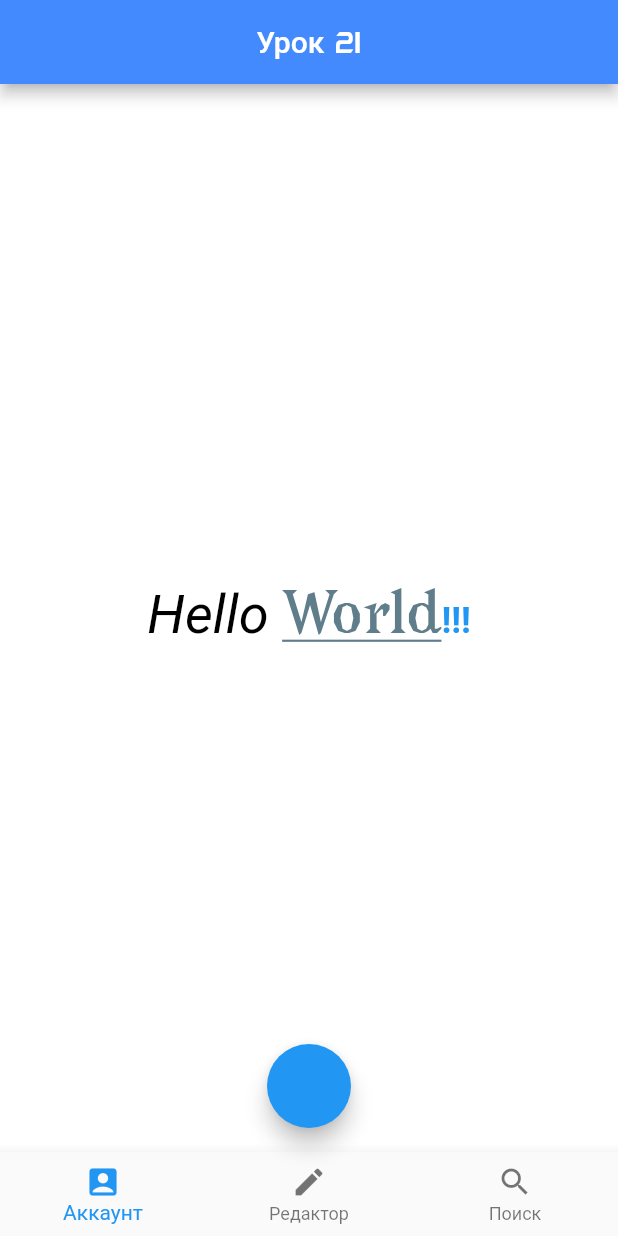
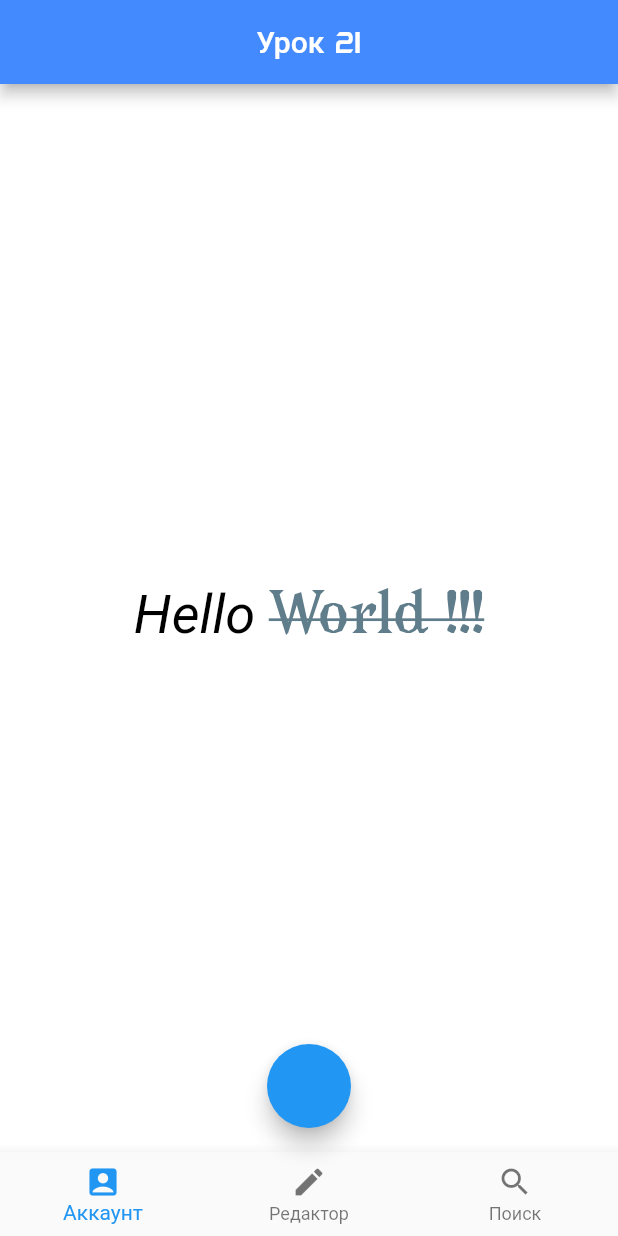
Before and after one commit to kirillnepomiluev/FlutterLessonsStemford, a Flutter app: the screen it shows after launch, on a phone screen of 412 x 824 dp. Run offline on Flutter 3.47's test engine with Material 2 defaults, Android fonts, the phone set to English and light mode, and no system bars.

Commit message:
после урока 2

```diff
--- a/lib/main.dart
+++ b/lib/main.dart
@@ -39,27 +39,27 @@ class Lessons extends StatelessWidget {
         //
         //     style: TextStyle(
         //       // Свойство, отвечающее за стиль текста. Принимает в себя виджет TextStyle().
-        //        fontFamily: "Avara",
-        //      //fontFamily: "Crystal",
+        //       // fontFamily: "Avara",
+        //      fontFamily: "Crystal",
         //
-        //       fontSize: 42,
+        //       fontSize: 48,
         //       // Свойство, отвечающее за размер шрифта. Принимает в себя вещественное число.
         //
-        //       fontWeight: FontWeight.w900,
+        //       fontWeight: FontWeight.w700,
         //       // Свойство, отвечающее за толщину текста. Принимает в себя конструкторы
         //       // FontWeight.
         //
-        //       fontStyle: FontStyle.normal,
+        //       fontStyle: FontStyle.italic,
         //       // Свойство, отвечающее за стиль текста. Принимает в себя конструкторы
         //       // FontStyle.
         //
-        //       decoration: TextDecoration.underline,
-        //       decorationColor: Color(0xFF39336D),
-        //       decorationThickness: 3,
+        //       decoration: TextDecoration.lineThrough,
+        //       decorationColor: Color(0x741C6239),
+        //       decorationThickness: 5,
         //       // Свойство, отвечающее за декорирование текста. Принимает в себя
         //       // конструкторы TextDecoration.
         //
-        //       color: Color(0xFFB7A819), // Свойство, отвечающее за цвет текста.
+        //       color: Color(0xFFB05572), // Свойство, отвечающее за цвет текста.
         //       // Принимает в себя цветовые виджеты.
         //     ),
         //   ),
@@ -83,7 +83,7 @@ class Lessons extends StatelessWidget {
                 fontSize: 36,
                 fontWeight: FontWeight.bold,
                 fontStyle: FontStyle.italic,
-                decoration: TextDecoration.underline,
+                decoration: TextDecoration.lineThrough,
                 color: Colors.deepPurple,
               ),
               children: [
@@ -109,7 +109,7 @@ class Lessons extends StatelessWidget {
                 ),
 
                 TextSpan(
-                  text: "World",
+                  text: "World !!!",
                    style: TextStyle(
                      color: Colors.blueGrey,
                      fontStyle: FontStyle.normal,// Изменим цвет текста
@@ -118,18 +118,7 @@ class Lessons extends StatelessWidget {
 
                   //     на синий.
                 ),
-                TextSpan(
-                  text: "!!!",
-                  style: TextStyle(
-                      color: Colors.blue,
-                      fontStyle: FontStyle.normal,
-                      fontSize: 24,
-                      decoration: TextDecoration.none),
 
-                  /// Изменим цвет
-                  //    на синий, уиерем курсив и подчеркивание, а также увеличиваем
-                  ///размер шрифта
-                ),
               ],
             ),
           ),
--- a/pubspec.yaml
+++ b/pubspec.yaml
@@ -62,7 +62,7 @@ flutter:
 
   fonts:
     - family: Avara
-      fonts:
+     fonts:
         - asset: assets/fonts/Avara.ttf
     - family: Crystal
       fonts:
```
